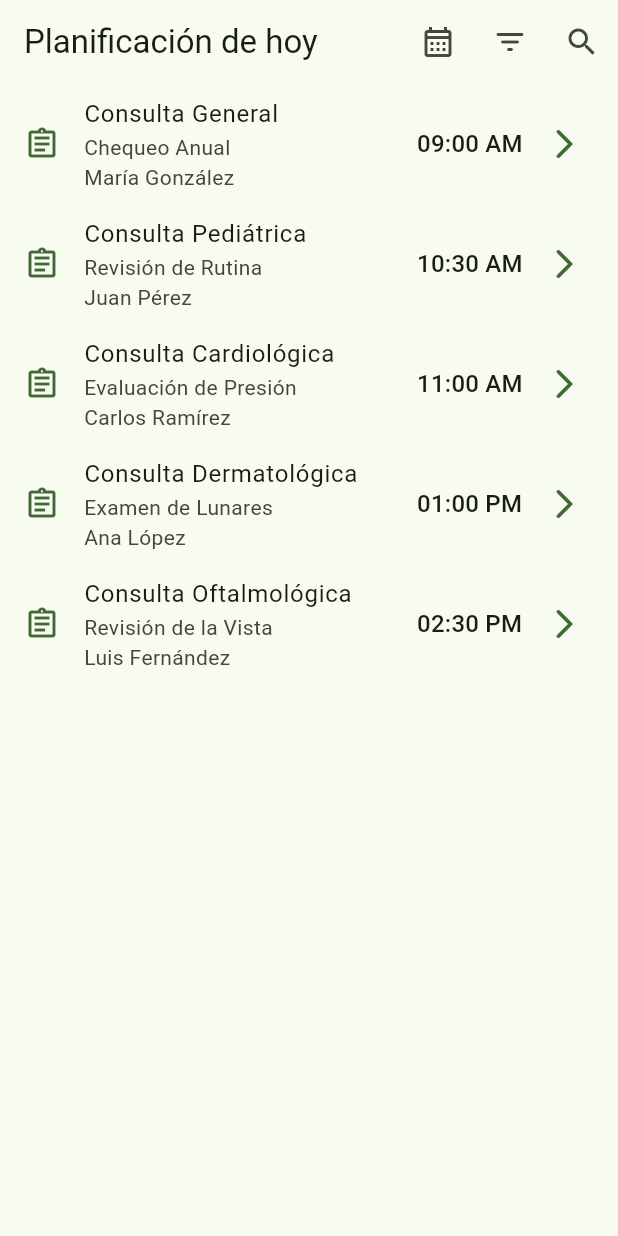
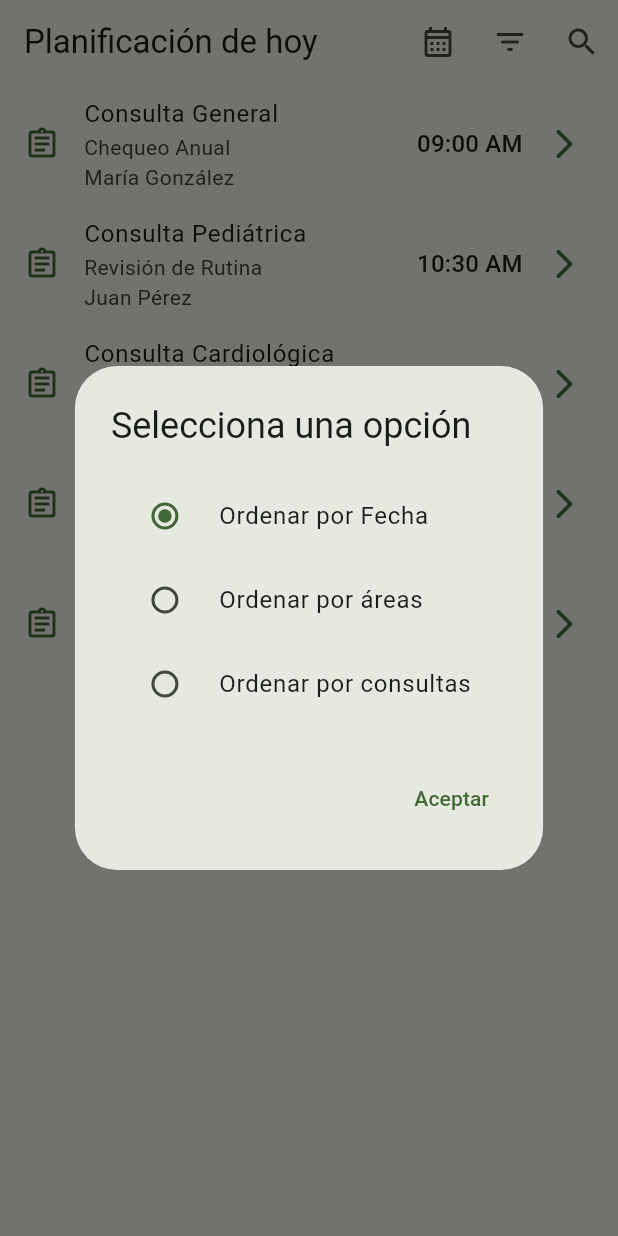
Before and after one commit to EFDEZZ/diary_app, a Flutter app: the screen it shows after launch, after a tap on the "filter list" icon, on a phone screen of 412 x 824 dp. Run offline on Flutter 3.47's test engine with Material 3 defaults, Android fonts, the phone set to English and light mode, and no system bars; our stand-ins replace go_router, table_calendar.

Commit message:
Boton de filtrado y archivo de barril

```diff
--- /dev/null
+++ b/lib/presentation/buttons/buttons.dart
@@ -0,0 +1 @@
+export 'calendar_button.dart';
--- /dev/null
+++ b/lib/presentation/buttons/filter_button.dart
@@ -0,0 +1,77 @@
+import 'package:flutter/material.dart';
+
+class FilterButton extends StatelessWidget {
+  const FilterButton({super.key});
+
+  @override
+  Widget build(BuildContext context) {
+    String selectedOption = 'Ordenar por Fecha';
+
+    return IconButton(
+  onPressed: () {
+    showDialog(
+      context: context,
+      builder: (BuildContext context) {
+        return AlertDialog(
+          title: const Text('Selecciona una opción'),
+          content: StatefulBuilder(
+            builder: (BuildContext context, StateSetter setState) {
+              return Column(
+                mainAxisSize: MainAxisSize.min,
+                children:[
+
+                  RadioListTile<String>(
+                    title: const Text('Ordenar por Fecha'),
+                    value: 'Ordenar por Fecha',
+                    groupValue: selectedOption,
+                    onChanged: (String? value) {
+                      setState(() {
+                        selectedOption = value!;
+                      });
+                    },
+                  ),
+                  RadioListTile<String>(
+                    title: const Text('Ordenar por áreas'),
+                    value: 'Ordenar por áreas',
+                    groupValue: selectedOption,
+                    onChanged: (String? value) {
+                      setState(() {
+                        selectedOption = value!;
+                      });
+                    },
+                  ),
+
+                  RadioListTile<String>(
+                    title: const Text('Ordenar por consultas'),
+                    value: 'Ordenar por consultas',
+                    groupValue: selectedOption,
+                    onChanged: (String? value) {
+                      setState(() {
+                        selectedOption = value!;
+                      });
+                    },
+                  ),
+
+                ],
+              );
+            },
+          ),
+
+          actions: <Widget>[
+            TextButton(
+              child: const Text('Aceptar'),
+              onPressed: () {
+                Navigator.of(context).pop();
+              },
+            ),
+          ],
+
+        );
+      },
+    );
+  },
+  icon: const Icon(Icons.filter_list_rounded),
+);
+
+  }
+}
--- a/lib/presentation/screens/home_screen.dart
+++ b/lib/presentation/screens/home_screen.dart
@@ -1,4 +1,6 @@
 import 'package:diary_app/domain/entities/appointment.dart';
+import 'package:diary_app/presentation/buttons/buttons.dart';
+import 'package:diary_app/presentation/buttons/filter_button.dart';
 import 'package:flutter/material.dart';
 import 'package:go_router/go_router.dart';
 
@@ -17,8 +19,8 @@ class _HomePageState extends State<HomePage> {
       appBar: AppBar(
         title: const Text("Planificación de hoy"),
         actions: [
-          IconButton(onPressed: (){}, icon: const Icon(Icons.calendar_month_outlined)),
-          IconButton(onPressed: (){}, icon: const Icon(Icons.filter_list_rounded)),
+          const CalendarButton(),
+          const FilterButton(),
           IconButton(onPressed: (){}, icon: const Icon(Icons.search)),
         ],
       ),
```
